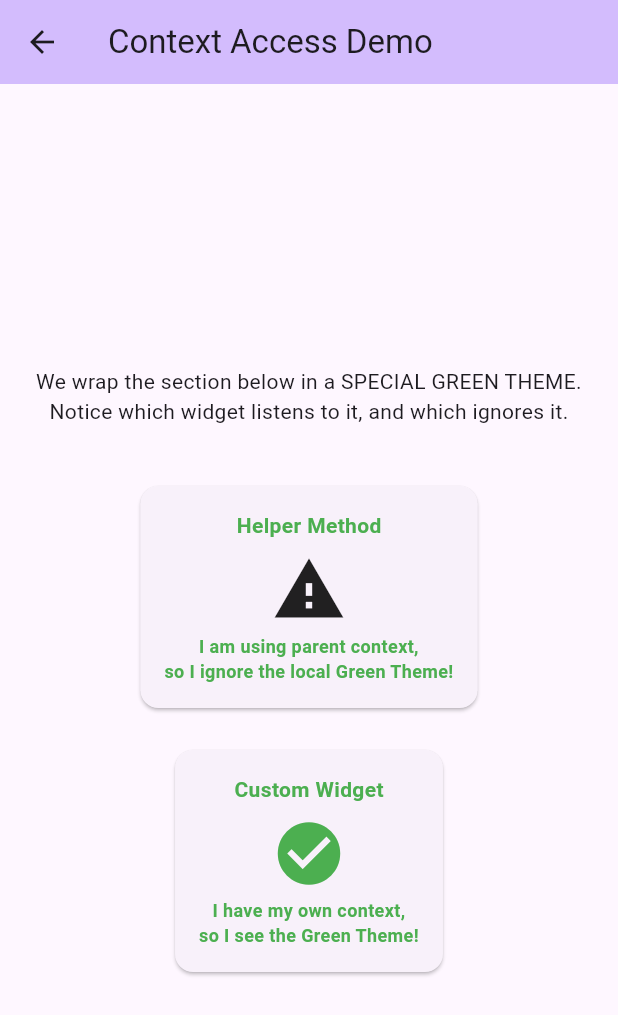
After one commit to muhammad1339/widget_study, a Flutter app: the screen it shows after launch, after a tap on "Context Access Demo", on a phone screen of 412 x 824 dp. The commit adds this screen. Shown: the top 1015 px of the screen. Run offline on Flutter 3.47's test engine with Material 3 defaults, Android fonts, the phone set to English and light mode, and no system bars.

Commit message:
feat: Add comprehensive documentation and a new demo screen illustrating the differences between custom widgets and helper methods, focusing on BuildContext access.

```diff
--- /dev/null
+++ b/lib/context_access_screen.dart
@@ -0,0 +1,104 @@
+import 'package:flutter/material.dart';
+
+class ContextAccessScreen extends StatelessWidget {
+  const ContextAccessScreen({super.key});
+
+  @override
+  Widget build(BuildContext context) {
+    return Scaffold(
+      appBar: AppBar(title: const Text('Context Access Demo'), backgroundColor: Theme.of(context).colorScheme.inversePrimary),
+      body: Center(
+        child: Column(
+          mainAxisAlignment: MainAxisAlignment.center,
+          children: [
+            const Padding(
+              padding: EdgeInsets.all(16.0),
+              child: Text(
+                'We wrap the section below in a SPECIAL GREEN THEME.\n'
+                'Notice which widget listens to it, and which ignores it.',
+                textAlign: TextAlign.center,
+              ),
+            ),
+            const SizedBox(height: 20),
+
+            // We define a local theme override here (GREEN)
+            Theme(
+              data: Theme.of(context).copyWith(
+                iconTheme: const IconThemeData(color: Colors.green, size: 50),
+                textTheme: Theme.of(context).textTheme.copyWith(
+                  bodyMedium: const TextStyle(color: Colors.green, fontWeight: FontWeight.bold),
+                ),
+              ),
+              child: Column(
+                children: [
+                  // 1. HELPER METHOD
+                  // Passing 'context' here is the TRAP.
+                  // It passes the context from 'ContextAccessScreen.build',
+                  // which is ABOVE the 'Theme' widget we just defined.
+                  _buildHelperWidget(context),
+
+                  const SizedBox(height: 20),
+
+                  // 2. CUSTOM WIDGET
+                  // This widget is a child of the Theme.
+                  // Its internal build method will look up the tree and find the Green Theme.
+                  const CustomContextWidget(),
+                ],
+              ),
+            ),
+          ],
+        ),
+      ),
+    );
+  }
+
+  // HELPER METHOD
+  Widget _buildHelperWidget(BuildContext context) {
+    // This context comes from the parent's build method (ABOVE the green theme).
+    // So looking up Theme.of(context) finds the default app theme (Purple), not Green.
+    final color = Theme.of(context).iconTheme.color ?? Colors.black;
+
+    return Card(
+      child: Padding(
+        padding: const EdgeInsets.all(16.0),
+        child: Column(
+          children: [
+            const Text('Helper Method'),
+            const SizedBox(height: 8),
+            Icon(Icons.warning, color: color),
+            const SizedBox(height: 4),
+            const Text('I am using parent context,\nso I ignore the local Green Theme!', textAlign: TextAlign.center, style: TextStyle(fontSize: 12)),
+          ],
+        ),
+      ),
+    );
+  }
+}
+
+// CUSTOM WIDGET
+class CustomContextWidget extends StatelessWidget {
+  const CustomContextWidget({super.key});
+
+  @override
+  Widget build(BuildContext context) {
+    // 'context' here is the element for THIS widget.
+    // It is located BELOW the Theme widget in the tree.
+    // So Theme.of(context) correctly finds the Green Theme.
+    final color = Theme.of(context).iconTheme.color;
+
+    return Card(
+      child: Padding(
+        padding: const EdgeInsets.all(16.0),
+        child: Column(
+          children: [
+            const Text('Custom Widget'),
+            const SizedBox(height: 8),
+            Icon(Icons.check_circle, color: color),
+            const SizedBox(height: 4),
+            const Text('I have my own context,\nso I see the Green Theme!', textAlign: TextAlign.center, style: TextStyle(fontSize: 12)),
+          ],
+        ),
+      ),
+    );
+  }
+}
--- a/lib/main.dart
+++ b/lib/main.dart
@@ -1,4 +1,6 @@
 import 'package:flutter/material.dart';
+
+import 'context_access_screen.dart';
 import 'custom_widget_screen.dart';
 import 'helper_method_screen.dart';
 import 'under_the_hood_screen.dart';
@@ -59,6 +61,13 @@ class MyHomePage extends StatelessWidget {
               icon: const Icon(Icons.build_circle_outlined),
               label: const Text('Under The Hood Demo'),
             ),
+            const SizedBox(height: 10),
+            FilledButton.tonal(
+              onPressed: () {
+                Navigator.of(context).push(MaterialPageRoute(builder: (context) => const ContextAccessScreen()));
+              },
+              child: const Text('Context Access Demo'),
+            ),
           ],
         ),
       ),
```
Also changed, not shown: 2 other files.
